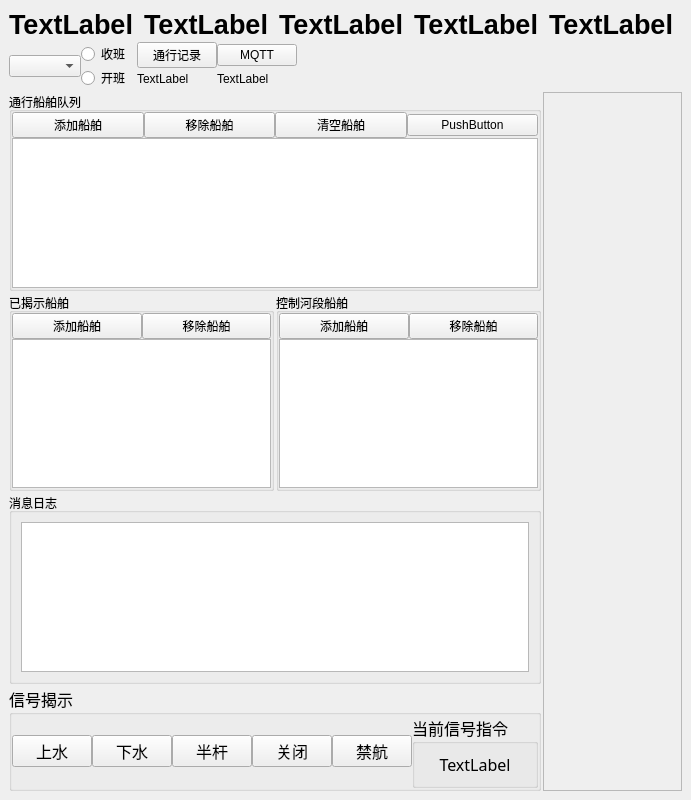
Old version of the form mainwindow.ui in the repository tengxinlin/controlSystem.
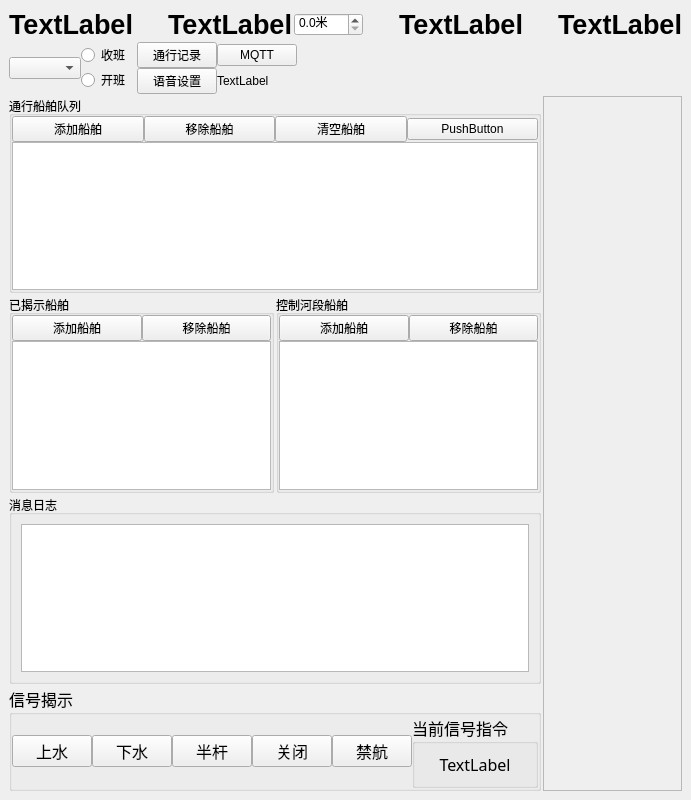
New version of the form.

```diff
--- a/mainwindow.ui
+++ b/mainwindow.ui
@@ -39,6 +39,19 @@
           </property>
          </widget>
         </item>
+        <item>
+         <spacer name="horizontalSpacer">
+          <property name="orientation">
+           <enum>Qt::Horizontal</enum>
+          </property>
+          <property name="sizeHint" stdset="0">
+           <size>
+            <width>40</width>
+            <height>20</height>
+           </size>
+          </property>
+         </spacer>
+        </item>
         <item>
          <widget class="QLabel" name="label_weather">
           <property name="font">
@@ -51,22 +64,37 @@
           <property name="text">
            <string>TextLabel</string>
           </property>
+          <property name="textFormat">
+           <enum>Qt::AutoText</enum>
+          </property>
+          <property name="wordWrap">
+           <bool>false</bool>
+          </property>
          </widget>
         </item>
         <item>
-         <widget class="QLabel" name="label_water">
-          <property name="font">
-           <font>
-            <pointsize>20</pointsize>
-            <weight>75</weight>
-            <bold>true</bold>
-           </font>
+         <widget class="QDoubleSpinBox" name="water_spin">
+          <property name="suffix">
+           <string>米</string>
           </property>
-          <property name="text">
-           <string>TextLabel</string>
+          <property name="decimals">
+           <number>1</number>
           </property>
          </widget>
         </item>
+        <item>
+         <spacer name="horizontalSpacer_2">
+          <property name="orientation">
+           <enum>Qt::Horizontal</enum>
+          </property>
+          <property name="sizeHint" stdset="0">
+           <size>
+            <width>40</width>
+            <height>20</height>
+           </size>
+          </property>
+         </spacer>
+        </item>
         <item>
          <widget class="QLabel" name="label_workperson">
           <property name="font">
@@ -81,6 +109,19 @@
           </property>
          </widget>
         </item>
+        <item>
+         <spacer name="horizontalSpacer_3">
+          <property name="orientation">
+           <enum>Qt::Horizontal</enum>
+          </property>
+          <property name="sizeHint" stdset="0">
+           <size>
+            <width>40</width>
+            <height>20</height>
+           </size>
+          </property>
+         </spacer>
+        </item>
         <item>
          <widget class="QLabel" name="label_signal">
           <property name="font">
@@ -138,27 +179,6 @@
          <layout class="QVBoxLayout" name="verticalLayout_lable">
           <item>
            <layout class="QGridLayout" name="gridLayout">
-            <item row="1" column="0">
-             <widget class="QLabel" name="label_4">
-              <property name="text">
-               <string>TextLabel</string>
-              </property>
-             </widget>
-            </item>
-            <item row="1" column="1">
-             <widget class="QLabel" name="label_5">
-              <property name="text">
-               <string>TextLabel</string>
-              </property>
-             </widget>
-            </item>
-            <item row="0" column="0">
-             <widget class="QPushButton" name="record_btn">
-              <property name="text">
-               <string>通行记录</string>
-              </property>
-             </widget>
-            </item>
             <item row="0" column="1">
              <widget class="QPushButton" name="mqtt_btn">
               <property name="text">
@@ -166,6 +186,27 @@
               </property>
              </widget>
             </item>
+            <item row="0" column="0">
+             <widget class="QPushButton" name="record_btn">
+              <property name="text">
+               <string>通行记录</string>
+              </property>
+             </widget>
+            </item>
+            <item row="1" column="1">
+             <widget class="QLabel" name="label_5">
+              <property name="text">
+               <string>TextLabel</string>
+              </property>
+             </widget>
+            </item>
+            <item row="1" column="0">
+             <widget class="QPushButton" name="voice_btn">
+              <property name="text">
+               <string>语音设置</string>
+              </property>
+             </widget>
+            </item>
            </layout>
           </item>
          </layout>
```
Left out of the diff: 3 changed lines with no effect on the pictures.
